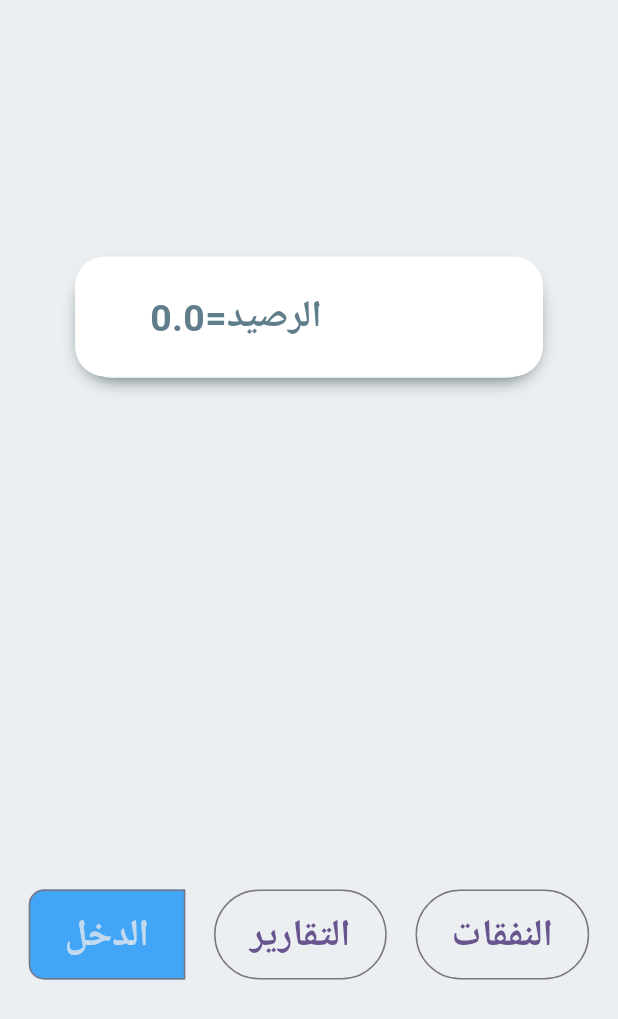
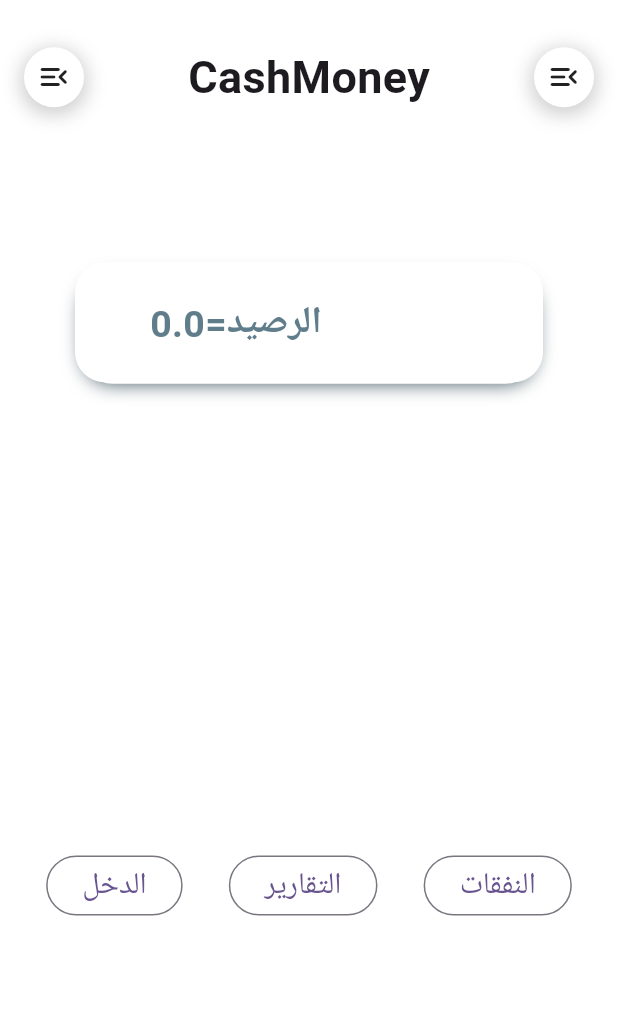
Before and after one commit to MoAli1Ra23/cashmoney, a Flutter app: the screen it shows after launch, on a phone screen of 412 x 824 dp. Shown: the top 1019 px of the screen. Run offline on Flutter 3.47's test engine with Material 2 defaults, Android fonts, the phone set to English and light mode, and no system bars; our stand-ins replace dartz, equatable, get_it, injectable, sqflite; accounts and stored records are empty; Roboto replaces fonts that are missing (Cairo).

Commit message:
refactor main and myMain

```diff
--- /dev/null
+++ b/lib/feature/home/UI/view/my_main.dart
@@ -0,0 +1,89 @@
+import 'package:cashmoney/feature/home/UI/view/widgets/button_row.dart';
+import 'package:cashmoney/feature/home/UI/view/widgets/wallate_balance.dart';
+import 'package:cashmoney/shared/styles/styles.dart';
+import 'package:cashmoney/widgets/cutom_app_bar.dart';
+import 'package:flutter/material.dart';
+
+import '../../../../widgets/custom_reusable_app_bar.dart';
+
+class MyMain extends StatefulWidget {
+  const MyMain({super.key});
+
+  @override
+  State<MyMain> createState() => _MyMainState();
+}
+
+class _MyMainState extends State<MyMain> {
+  double y = 0;
+  double x = 0;
+  double z = 0;
+  bool isOpen = false;
+
+  double scaleFactor = 1;
+  @override
+  Widget build(BuildContext context) {
+    return SafeArea(
+      child: Scaffold(
+          backgroundColor: Colors.blueGrey.shade50,
+          body: Stack(
+            children: [
+              Container(
+                color: const Color.fromARGB(255, 50, 65, 50),
+              ),
+              AnimatedContainer(
+                duration: const Duration(milliseconds: 300),
+                color: Colors.white,
+                transform: Matrix4.translationValues(x, y, 0)
+                  ..scale(scaleFactor),
+                child: Column(
+                   children: [
+                    const SizedBox(height: 30,),
+                    Padding(
+                      padding: const EdgeInsets.symmetric(horizontal:  16.0),
+                      child: CustomReusableAppBar(
+                        title: "CashMoney",
+                        titleStyle:  Styles.textb30,
+                        onRightTab: () {
+                          setState(() {
+                            if (!isOpen) {
+                              // scaleFactor = .6;
+                              // x = 230;
+                              // y = 150; //MediaQuery.of(context).size.height*0.2;
+                              // z = MediaQuery.of(context).size.height * -0.2;
+
+                              isOpen = true;
+                            } else {
+                              // scaleFactor = 1;
+                              // x = 0;
+                              // y = 0;
+                              // isOpen = false;
+                            }
+
+                            print(y);
+                            print(z);
+                            print(x);
+                            print(scaleFactor);
+                          });
+                        },
+                        leftIcon: isOpen
+                            ? const Icon(Icons.arrow_back_ios_new_rounded)
+                            : const Icon(Icons.menu_open_rounded),
+                        righeIcon: const Icon(Icons.menu_open_rounded),
+
+                      ),
+                    ),
+                    const Spacer(),
+                    const WallateBalance(),
+                    const Spacer(flex: 3,),
+
+                    const ButtonsRow(),
+                    const Spacer(flex: 2,),
+
+                  ],
+                ),
+              ),
+            ],
+          )),
+    );
+  }
+}
--- /dev/null
+++ b/lib/feature/home/UI/view/widgets/button_row.dart
@@ -0,0 +1,46 @@
+
+import 'package:flutter/material.dart';
+
+import '../../../../expenses/UI/page/manage_expenses_page.dart';
+import '../../../../incomes/UI/pages/mange_incomes_page.dart';
+import '../../../../report/UI/page/generate_report_view.dart';
+import 'custom_main_button.dart';
+
+class ButtonsRow extends StatelessWidget {
+  const ButtonsRow({super.key});
+
+  @override
+  Widget build(BuildContext context) {
+    return SizedBox(
+      height: 60,
+      child: Row(
+        mainAxisAlignment: MainAxisAlignment.spaceEvenly,
+        children: [
+          CustomRowButton(
+            onPressed: () {
+              Navigator.of(context).push(MaterialPageRoute(builder: (_) {
+                return const ManageIcomesPage();
+              }));
+            },
+            text: "الدخل",
+          ),
+          CustomRowButton(
+            onPressed: () {
+              Navigator.of(context).push(
+                  MaterialPageRoute(builder: (_) => const GeneralReportView()));
+            },
+            text: "التقارير",
+          ),
+          CustomRowButton(
+            onPressed: () {
+              Navigator.of(context).push(MaterialPageRoute(
+                builder: (_) => const ManageExpensesPage(),
+              ));
+            },
+            text: "النفقات",
+          ),
+        ],
+      ),
+    );
+  }
+}
--- /dev/null
+++ b/lib/feature/home/UI/view/widgets/custom_main_button.dart
@@ -0,0 +1,36 @@
+
+import 'package:cashmoney/shared/styles/styles.dart';
+import 'package:flutter/material.dart';
+
+class CustomRowButton extends StatelessWidget {
+  const CustomRowButton({
+    Key? key,
+    this.onPressed,
+    required this.text,
+  }) : super(key: key);
+  final void Function()? onPressed;
+  final String text;
+
+  @override
+  Widget build(BuildContext context) {
+    return OutlinedButton(
+      onPressed: onPressed,
+      // style: OutlinedButton.styleFrom(
+      //   backgroundColor: Colors.red,
+      //   shadowColor: Colors.green,
+      //   shape: const RoundedRectangleBorder(
+      //     borderRadius: BorderRadius.only(
+      //       topLeft: Radius.circular(
+      //         15,
+      //       ),
+      //       bottomRight: Radius.circular(
+      //         15,
+      //       ),
+      //     ),
+      //   ),
+      // )
+
+      child: Text(text,style: Styles.textb20,),
+    );
+  }
+}
--- /dev/null
+++ b/lib/feature/home/UI/view/widgets/wallate_balance.dart
@@ -0,0 +1,46 @@
+import 'package:flutter/material.dart';
+import 'package:provider/provider.dart';
+
+import '../../../../wallate/UI/wallate_view_model.dart';
+
+class WallateBalance extends StatelessWidget {
+  const WallateBalance ({super.key});
+
+  @override
+  Widget build(BuildContext context) {
+    return
+              Container(
+                padding: const EdgeInsets.symmetric(horizontal: 50),
+                margin: const EdgeInsets.symmetric(horizontal: 50),
+                height: 80,
+                decoration: BoxDecoration(
+                  color: Colors.white,
+                  borderRadius: BorderRadius.circular(20),
+                  boxShadow: [
+                    BoxShadow(
+                        color: Colors.blueGrey.shade700,
+                        offset: const Offset(0, 6),
+                        blurRadius: 10,
+                        spreadRadius: -5,
+                        blurStyle: BlurStyle.outer),
+                  ],
+                ),
+                child: Row(
+                  children: [
+                    Consumer<WallateViewModel>(
+                      builder: (context, pt, child) {
+                        return Text(
+                          "الرصيد=${pt.text}",
+                          style: const TextStyle(
+                              fontSize: 25,
+                              fontWeight: FontWeight.bold,
+                              color: Colors.blueGrey),
+                        );
+                      },
+                    ),
+                  ],
+                ),
+              );
+
+  }
+}
--- a/lib/main.dart
+++ b/lib/main.dart
@@ -3,13 +3,11 @@ import 'package:cashmoney/feature/report/UI/view_model/general_report_view_model
 import 'package:flutter/material.dart';
 import 'package:provider/provider.dart';
 
-import 'feature/expenses/UI/page/manage_expenses_page.dart';
 import 'feature/expenses/UI/view_model/create_expenses.dart';
 import 'feature/expenses/UI/view_model/manage_expenses.dart';
-import 'feature/incomes/UI/pages/mange_incomes_page.dart';
+import 'feature/home/UI/view/my_main.dart';
 import 'feature/incomes/UI/view_model/create_income.dart';
 import 'feature/incomes/UI/view_model/manage_incomes.dart';
-import 'feature/report/UI/page/generate_report_view.dart';
 import 'feature/wallate/UI/wallate_view_model.dart';
 import 'injection.dart';
 
@@ -59,160 +57,3 @@ class MyApp extends StatelessWidget {
     );
   }
 }
-
-class MyMain extends StatelessWidget {
-  const MyMain({super.key});
-
-  @override
-  Widget build(BuildContext context) {
-    return SafeArea(
-      child: Scaffold(
-          backgroundColor: Colors.blueGrey.shade50,
-          body: Column(
-            mainAxisAlignment: MainAxisAlignment.spaceAround,
-            children: [
-              Container(
-                padding: const EdgeInsets.symmetric(horizontal: 50),
-                margin: const EdgeInsets.symmetric(horizontal: 50),
-                height: 80,
-                decoration: BoxDecoration(
-                  color: Colors.white,
-                  borderRadius: BorderRadius.circular(20),
-                  boxShadow: [
-                    BoxShadow(
-                        color: Colors.blueGrey.shade700,
-                        offset: const Offset(0, 6),
-                        blurRadius: 10,
-                        spreadRadius: -5,
-                        blurStyle: BlurStyle.outer),
-                  ],
-                ),
-                child: Row(
-                  children: [
-                    Consumer<WallateViewModel>(
-                      builder: (context, pt, child) {
-                        return Text(
-                          "الرصيد=${pt.text}",
-                          style: const TextStyle(
-                              fontSize: 25,
-                              fontWeight: FontWeight.bold,
-                              color: Colors.blueGrey),
-                        );
-                      },
-                    ),
-                  ],
-                ),
-              ),
-              SizedBox(
-                height: 60,
-                child: Row(
-                  mainAxisAlignment: MainAxisAlignment.spaceEvenly,
-                  children: [
-                    OutlinedButton(
-                      style: OutlinedButton.styleFrom(
-                          backgroundColor: Colors.blue.shade400,
-                           shape: const RoundedRectangleBorder(
-                            borderRadius: BorderRadiusDirectional.only(
-                              topStart: Radius.circular(10),
-                              bottomStart: Radius.circular(10),
-                            ),
-                          )),
-                      onPressed: () {
-                        // context.read<ManageIcomes>().income();
-
-                        Navigator.of(context).push(
-                          MaterialPageRoute(builder: (_) {
-                            return const ManageIcomesPage();
-                          }),
-                        );
-                      },
-                      child: const Center(
-                        child: Text(
-                          "الدخل",
-                          style: TextStyle(
-                              fontWeight: FontWeight.bold,
-                              fontSize: 25,
-                              color: Color.fromARGB(184, 242, 238, 238)),
-                        ),
-                      ),
-                    ),
-
-                    OutlinedButton(
-                      onPressed: () {
-                        Navigator.of(context).push(MaterialPageRoute(
-                          builder: (_) => const GeneralReportView(),
-                        ));
-                      },
-                      child: const Center(
-                        child: Text(
-                          "التقارير",
-                          style: TextStyle(
-                            fontWeight: FontWeight.bold,
-                            fontSize: 25,
-                          ),
-                        ),
-                      ),
-                    ),
-                    OutlinedButton(
-                      onPressed: () {
-                        Navigator.of(context).push(MaterialPageRoute(
-                          builder: (_) => const ManageExpensesPage(),
-                        ));
-                      },
-                      child: const Center(
-                        child: Text(
-                          "النفقات",
-                          style: TextStyle(
-                            fontWeight: FontWeight.bold,
-                            fontSize: 25,
-                          ),
-                        ),
-                      ),
-                    ),
-                  ],
-                ),
-              ),
-            ],
-          )),
-    );
-  }
-}
-
-class CustomButton extends StatelessWidget {
-  const CustomButton({
-    Key? key,
-    this.onPressed,
-    required this.text,
-  }) : super(key: key);
-  final void Function()? onPressed;
-  final String text;
-
-  @override
-  Widget build(BuildContext context) {
-    return Container(
-      margin: EdgeInsets.zero,
-      decoration: BoxDecoration(boxShadow: [
-        BoxShadow(offset: Offset(2, 5), color: Colors.blueGrey.shade700)
-      ]),
-      child: OutlinedButton(
-        onPressed: onPressed,
-        // style: OutlinedButton.styleFrom(
-        //   backgroundColor: Colors.red,
-        //   shadowColor: Colors.green,
-        //   shape: const RoundedRectangleBorder(
-        //     borderRadius: BorderRadius.only(
-        //       topLeft: Radius.circular(
-        //         15,
-        //       ),
-        //       bottomRight: Radius.circular(
-        //         15,
-        //       ),
-        //     ),
-        //   ),
-        // )
-
-        child: Text(text),
-      ),
-    );
-  }
-}
--- /dev/null
+++ b/lib/widgets/custom_reusable_app_bar.dart
@@ -0,0 +1,64 @@
+// ignore_for_file: public_member_api_docs, sort_constructors_first
+import 'package:flutter/material.dart';
+
+class CustomReusableAppBar extends StatelessWidget {
+  const CustomReusableAppBar({
+    Key? key,
+    required this.title,
+    this.onLeftTab,
+    this.onRightTab,
+    this.titleStyle,
+    required this.leftIcon,
+    required this.righeIcon,
+  }) : super(key: key);
+  final String title;
+  final Function()? onLeftTab;
+  final Function()? onRightTab;
+  final TextStyle? titleStyle;
+  final Icon leftIcon;
+  final Icon righeIcon;
+  @override
+  Widget build(BuildContext context) {
+    return Row(mainAxisAlignment: MainAxisAlignment.spaceBetween, children: [
+      InkWell(
+        onTap: onLeftTab,
+        child: Container(
+          // height: 50,
+          // width: 60,
+          padding: const EdgeInsets.all(8.0),
+          decoration: BoxDecoration(
+              color: Colors.white,
+              borderRadius: BorderRadius.circular(20),
+              boxShadow: [
+                BoxShadow(
+                    color: Colors.grey.withOpacity(0.5),
+                    blurRadius: 10,
+                    spreadRadius: 2,
+                    offset: const Offset(0, 3))
+              ]),
+          child: leftIcon,
+        ),
+      ),
+      Text(title,style: titleStyle,),
+      InkWell(
+        onTap: onRightTab,
+        child: Container(
+          // height: 50,
+          // width: 60,
+          padding: const EdgeInsets.all(8.0),
+          decoration: BoxDecoration(
+              color: Colors.white,
+              borderRadius: BorderRadius.circular(20),
+              boxShadow: [
+                BoxShadow(
+                    color: Colors.grey.withOpacity(0.5),
+                    blurRadius: 10,
+                    spreadRadius: 2,
+                    offset: const Offset(0, 3))
+              ]),
+          child: righeIcon,
+        ),
+      ),
+    ]);
+  }
+}
```
